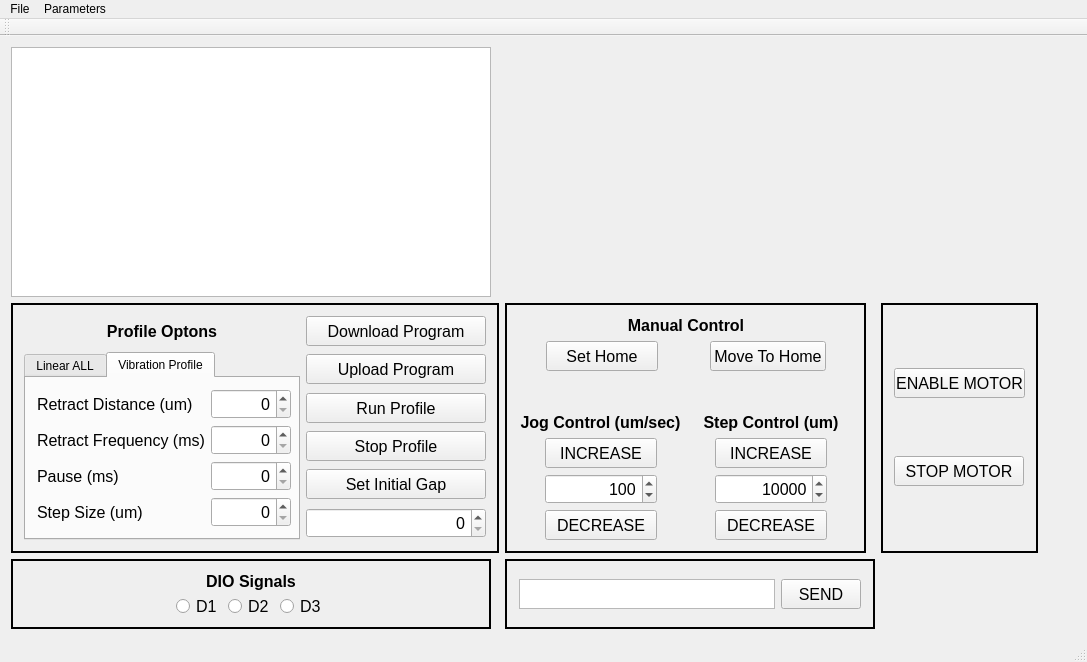
First picture: the form in src/Window_GalilMotionController/mainwindow.ui, repository dmherrington/ECM-Control-System, before the edit.
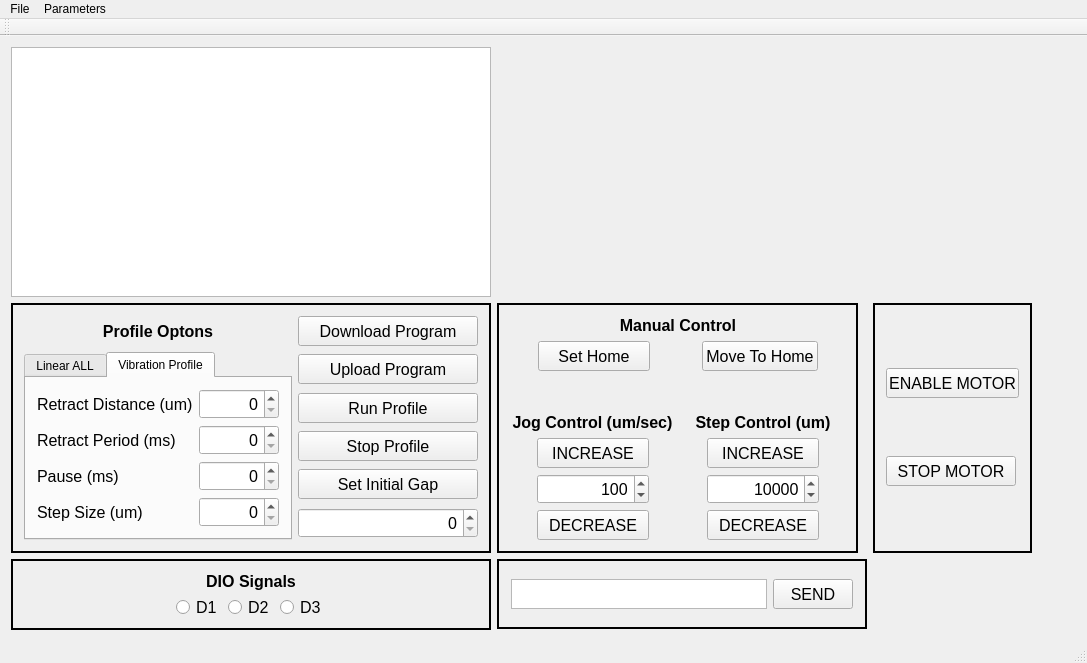
Second picture: the form after the edit. Custom widgets are drawn as their Qt base class.

```diff
--- a/src/Window_GalilMotionController/mainwindow.ui
+++ b/src/Window_GalilMotionController/mainwindow.ui
@@ -7,7 +7,7 @@
     <x>0</x>
     <y>0</y>
     <width>1087</width>
-    <height>655</height>
+    <height>663</height>
    </rect>
   </property>
   <property name="sizePolicy">
@@ -75,6 +75,12 @@
           <height>250</height>
          </size>
         </property>
+        <property name="maximumSize">
+         <size>
+          <width>480</width>
+          <height>16777215</height>
+         </size>
+        </property>
         <property name="frameShape">
          <enum>QFrame::Box</enum>
         </property>
@@ -306,7 +312,7 @@
                   </font>
                  </property>
                  <property name="text">
-                  <string>Retract Frequency (ms)</string>
+                  <string>Retract Period (ms)</string>
                  </property>
                 </widget>
                </item>
@@ -816,7 +822,7 @@
                   <number>1</number>
                  </property>
                  <property name="maximum">
-                  <number>1000</number>
+                  <number>10000</number>
                  </property>
                  <property name="singleStep">
                   <number>10</number>
@@ -1208,8 +1214,8 @@
               <string>&lt;!DOCTYPE HTML PUBLIC &quot;-//W3C//DTD HTML 4.0//EN&quot; &quot;http://www.w3.org/TR/REC-html40/strict.dtd&quot;&gt;
 &lt;html&gt;&lt;head&gt;&lt;meta name=&quot;qrichtext&quot; content=&quot;1&quot; /&gt;&lt;style type=&quot;text/css&quot;&gt;
 p, li { white-space: pre-wrap; }
-&lt;/style&gt;&lt;/head&gt;&lt;body style=&quot; font-family:'MS Shell Dlg 2'; font-size:8.25pt; font-weight:400; font-style:normal;&quot;&gt;
-&lt;p style=&quot;-qt-paragraph-type:empty; margin-top:0px; margin-bottom:0px; margin-left:0px; margin-right:0px; -qt-block-indent:0; text-indent:0px;&quot;&gt;&lt;br /&gt;&lt;/p&gt;&lt;/body&gt;&lt;/html&gt;</string>
+&lt;/style&gt;&lt;/head&gt;&lt;body style=&quot; font-family:'Ubuntu'; font-size:11pt; font-weight:400; font-style:normal;&quot;&gt;
+&lt;p style=&quot;-qt-paragraph-type:empty; margin-top:0px; margin-bottom:0px; margin-left:0px; margin-right:0px; -qt-block-indent:0; text-indent:0px; font-family:'MS Shell Dlg 2'; font-size:8.25pt;&quot;&gt;&lt;br /&gt;&lt;/p&gt;&lt;/body&gt;&lt;/html&gt;</string>
              </property>
             </widget>
            </item>
```
Left out of the diff: 2 changed lines with no effect on the pictures.
